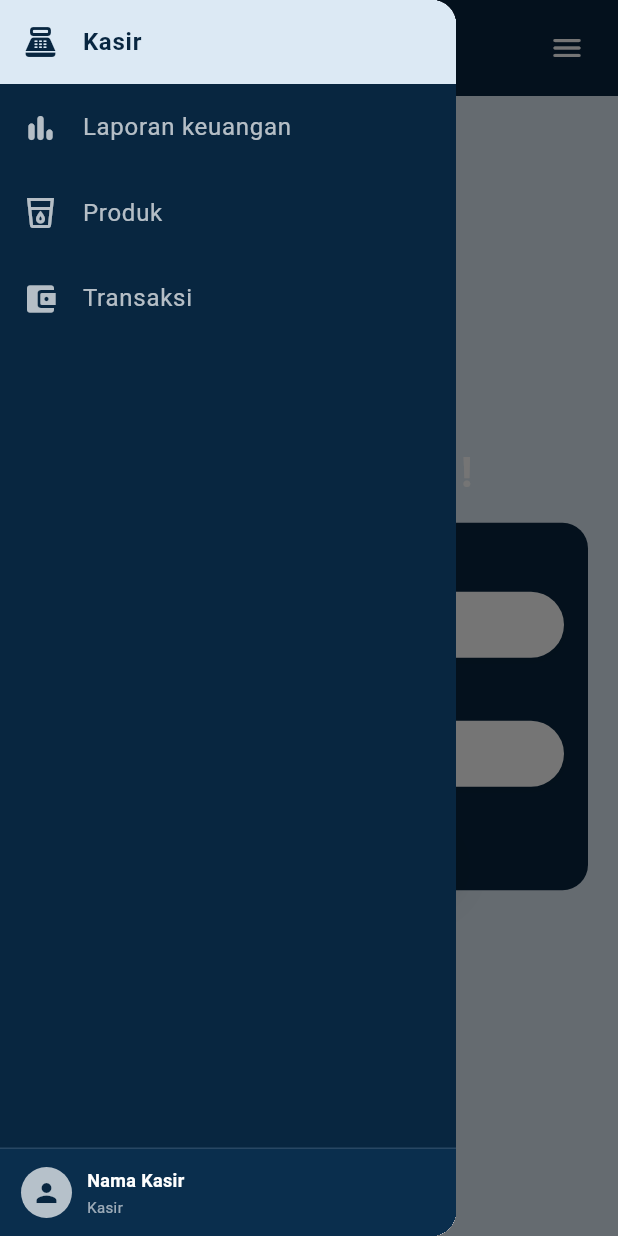
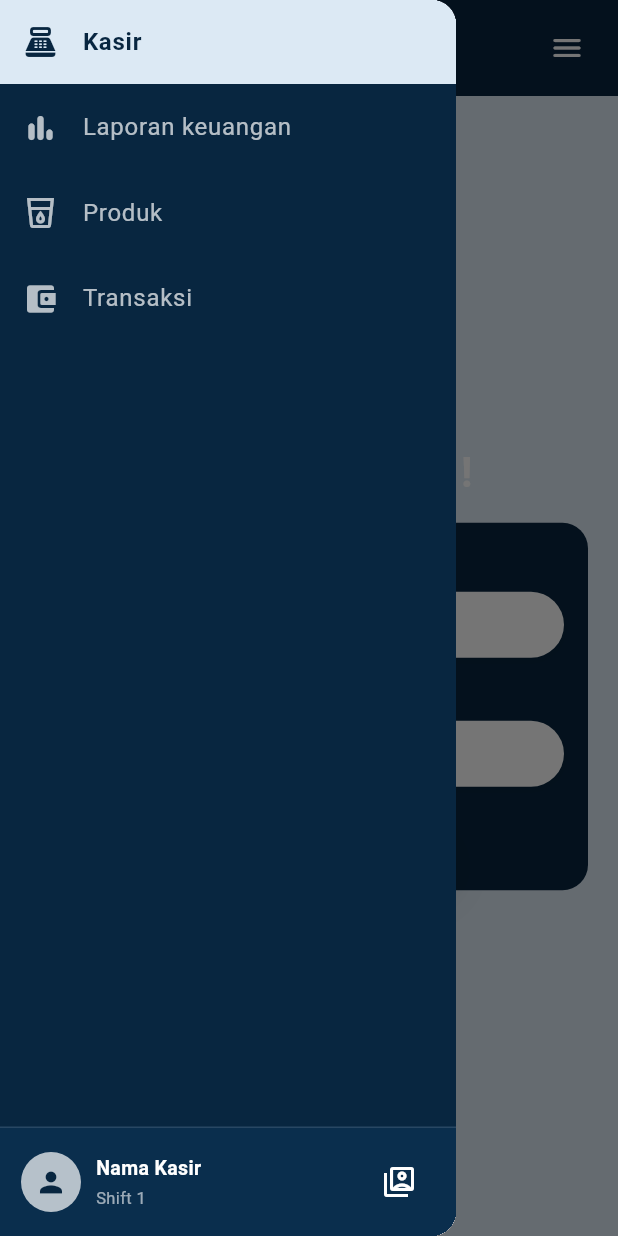
Before and after one commit to sindysyahfitri2-desig/Celciuos, a Flutter app: the kasirPage screen opened directly, with the side drawer open, on a phone screen of 412 x 824 dp. Run offline on Flutter 3.47's test engine with Material 3 defaults, Android fonts, the light colour scheme and no system bars; our stand-ins replace camera, google_fonts, image_picker, shared_preferences; missing offline and left inert: excel, file_saver; accounts and stored records are empty; network calls fail.

Commit message:
Memperbaiki pergantian shift sampai selesai shift

```diff
--- a/lib/data/transaction_store.dart
+++ b/lib/data/transaction_store.dart
@@ -177,6 +177,7 @@ class TransactionStore {
     activeShift.value = shift;
   }
 
+
   static Future<Map<String, dynamic>> closeActiveShift() async {
     final current = activeShift.value;
     if (current == null || current['status'] != 'open') {
@@ -336,6 +337,8 @@ class TransactionStore {
       if (shift != null) 'shiftOpenedAt': shift['openedAt'],
       if (cashier?.trim().isNotEmpty == true)
         'kasir': cashier!.trim()
+      else if (value['kasir']?.toString().trim().isNotEmpty == true)
+        'kasir': value['kasir']          // <- baru: hormati kasir dari transaksi
       else if (shift != null)
         'kasir': shift['cashier'],
     };
--- a/lib/features/kasir/application/cashier_shift_service.dart
+++ b/lib/features/kasir/application/cashier_shift_service.dart
@@ -39,4 +39,8 @@ class CashierShiftService {
     );
     return CashierShiftData(cashier: cleanName, openingCash: openingCash);
   }
+
+  static Future<Map<String, dynamic>> closeShift() async {
+    return TransactionStore.closeActiveShift();
+  }
 }
--- a/lib/features/kasir/presentation/buka_shift_page.dart
+++ b/lib/features/kasir/presentation/buka_shift_page.dart
@@ -2,6 +2,8 @@
 import 'package:flutter/material.dart';
 import 'package:kasir_celcious_coffe/features/kasir/application/cashier_shift_service.dart';
 import 'package:kasir_celcious_coffe/features/kasir/presentation/kasir_page.dart';
+import 'package:kasir_celcious_coffe/data/api_service.dart';
+import 'package:kasir_celcious_coffe/features/kasir/presentation/ganti_shift_dialog.dart';
 
 class BukaShiftPage extends StatefulWidget {
   const BukaShiftPage({
--- a/lib/ui/widgets/Navigation.dart
+++ b/lib/ui/widgets/Navigation.dart
@@ -34,12 +34,18 @@ class AppNavigation extends StatelessWidget {
     required this.namaKasir,
     required this.onMenuSelected,
     this.onLogout,
+    this.shiftKe = 1,
+    this.fotoUrl,
+    this.onAksiShift,
   });
 
   final int selectedMenu;
   final String namaKasir;
   final ValueChanged<int> onMenuSelected;
   final VoidCallback? onLogout;
+  final int shiftKe;
+  final String? fotoUrl;
+  final VoidCallback? onAksiShift;
 
   @override
   Widget build(BuildContext context) {
@@ -99,10 +105,22 @@ class AppNavigation extends StatelessWidget {
             ),
             child: Row(
               children: [
-                const CircleAvatar(
-                  radius: 17,
+                CircleAvatar(
+                  radius: 20,
                   backgroundColor: Colors.white70,
-                  child: Icon(Icons.person, size: 20, color: Color(0xff082640)),
+                  backgroundImage: fotoUrl != null
+                      ? NetworkImage(
+                          fotoUrl!,
+                          headers: const {'ngrok-skip-browser-warning': 'true'},
+                        )
+                      : null,
+                  child: fotoUrl == null
+                      ? const Icon(
+                          Icons.person,
+                          size: 22,
+                          color: Color(0xff082640),
+                        )
+                      : null,
                 ),
                 const SizedBox(width: 10),
                 Expanded(
@@ -116,18 +134,32 @@ class AppNavigation extends StatelessWidget {
                         overflow: TextOverflow.ellipsis,
                         style: const TextStyle(
                           color: Colors.white,
-                          fontSize: 12,
+                          fontSize: 13,
                           fontWeight: FontWeight.w600,
                         ),
                       ),
                       const SizedBox(height: 2),
-                      const Text(
-                        'Kasir',
-                        style: TextStyle(color: Colors.white60, fontSize: 10),
+                      Text(
+                        'Shift $shiftKe',
+                        style: const TextStyle(
+                          color: Colors.white60,
+                          fontSize: 11,
+                        ),
                       ),
                     ],
                   ),
                 ),
+                if (onAksiShift != null)
+                  IconButton(
+                    tooltip: shiftKe == 1 ? 'Ganti shift' : 'Logout',
+                    icon: Icon(
+                      shiftKe == 1
+                          ? Icons.switch_account_outlined
+                          : Icons.logout,
+                      color: Colors.white,
+                    ),
+                    onPressed: onAksiShift,
+                  ),
               ],
             ),
           ),
@@ -148,12 +180,18 @@ class AppNavigationShell extends StatefulWidget {
     required this.headerBuilder,
     required this.cashierBuilder,
     this.onLogout,
+    this.shiftKe = 1, // baru
+    this.fotoUrl, // baru
+    this.onAksiShift, // baru
   });
 
   final String namaKasir;
   final WidgetBuilder headerBuilder;
   final WidgetBuilder cashierBuilder;
   final VoidCallback? onLogout;
+  final int shiftKe; // baru
+  final String? fotoUrl; // baru
+  final VoidCallback? onAksiShift; // baru
 
   @override
   State<AppNavigationShell> createState() => _AppNavigationShellState();
@@ -170,6 +208,18 @@ class _AppNavigationShellState extends State<AppNavigationShell> {
   }
 
   @override
+  Widget _sidebar() {
+    return AppNavigation(
+      selectedMenu: selectedMenu,
+      namaKasir: widget.namaKasir,
+      shiftKe: widget.shiftKe,
+      fotoUrl: widget.fotoUrl,
+      onAksiShift: widget.onAksiShift,
+      onMenuSelected: _selectMenu,
+      onLogout: widget.onLogout,
+    );
+  }
+
   Widget build(BuildContext context) {
     return LayoutBuilder(
       builder: (context, constraints) {
@@ -184,6 +234,14 @@ class _AppNavigationShellState extends State<AppNavigationShell> {
                     child: AppNavigation(
                       selectedMenu: selectedMenu,
                       namaKasir: widget.namaKasir,
+                      shiftKe: widget.shiftKe,
+                      fotoUrl: widget.fotoUrl,
+                      onAksiShift: widget.onAksiShift == null
+                          ? null
+                          : () {
+                              _scaffoldKey.currentState?.closeDrawer();
+                              widget.onAksiShift!();
+                            },
                       onMenuSelected: (index) {
                         _selectMenu(index);
                         _scaffoldKey.currentState?.closeDrawer();
@@ -198,14 +256,8 @@ class _AppNavigationShellState extends State<AppNavigationShell> {
               Expanded(
                 child: isDesktop
                     ? Row(
-                        crossAxisAlignment: CrossAxisAlignment.stretch,
                         children: [
-                          AppNavigation(
-                            selectedMenu: selectedMenu,
-                            namaKasir: widget.namaKasir,
-                            onMenuSelected: _selectMenu,
-                            onLogout: widget.onLogout,
-                          ),
+                          _sidebar(),
                           Expanded(child: _animatedContent()),
                         ],
                       )
```
Also changed, not shown: lib/features/auth/presentation/pilih_profil_page.dart (+20 -13 lines), lib/features/kasir/presentation/ganti_shift_dialog.dart (added, +231 -0 lines), lib/features/kasir/presentation/kasir_page.dart (+71 -0 lines).
